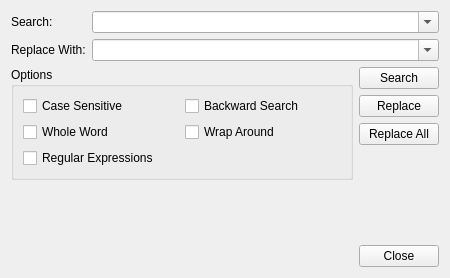
The window that src/umbra/components/factory/scriptEditor/ui/Search_And_Replace.ui (KelSolaar/Umbra) describes before a commit, drawn with Qt 5.
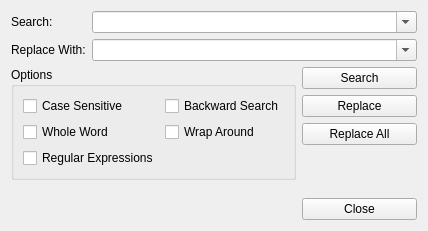
The same window after the commit.

Commit message: Change search in files interface design and implement replace results in "scriptEditor" component.

What changed in the file:
```diff
--- a/src/umbra/components/factory/scriptEditor/ui/Search_And_Replace.ui
+++ b/src/umbra/components/factory/scriptEditor/ui/Search_And_Replace.ui
@@ -2,14 +2,6 @@
 <ui version="4.0">
  <class>Search_And_Replace_Form</class>
  <widget class="QWidget" name="Search_And_Replace_Form">
-  <property name="geometry">
-   <rect>
-    <x>0</x>
-    <y>0</y>
-    <width>450</width>
-    <height>278</height>
-   </rect>
-  </property>
   <property name="windowTitle">
    <string>Search And Replace</string>
   </property>
@@ -83,6 +75,12 @@
     <layout class="QVBoxLayout" name="Buttons_verticalLayout">
      <item>
       <widget class="QPushButton" name="Search_pushButton">
+       <property name="minimumSize">
+        <size>
+         <width>115</width>
+         <height>0</height>
+        </size>
+       </property>
        <property name="statusTip">
         <string>Search Push Button: Searchs occurences of given search pattern.</string>
        </property>
@@ -93,6 +91,12 @@
      </item>
      <item>
       <widget class="QPushButton" name="Replace_pushButton">
+       <property name="minimumSize">
+        <size>
+         <width>115</width>
+         <height>0</height>
+        </size>
+       </property>
        <property name="statusTip">
         <string>Replace Push Button: Replaces the first search occurence with given replacement pattern.</string>
        </property>
@@ -103,6 +107,12 @@
      </item>
      <item>
       <widget class="QPushButton" name="Replace_All_pushButton">
+       <property name="minimumSize">
+        <size>
+         <width>115</width>
+         <height>0</height>
+        </size>
+       </property>
        <property name="statusTip">
         <string>Replace All Push Button: Replace all search results occurences with given replacement pattern.</string>
        </property>
@@ -126,6 +136,12 @@
      </item>
      <item>
       <widget class="QPushButton" name="Close_pushButton">
+       <property name="minimumSize">
+        <size>
+         <width>115</width>
+         <height>0</height>
+        </size>
+       </property>
        <property name="statusTip">
         <string>Close Push Button: Close the &quot;Search And Replace&quot; dialog.</string>
        </property>
```
The commit also changes 5 other files.
